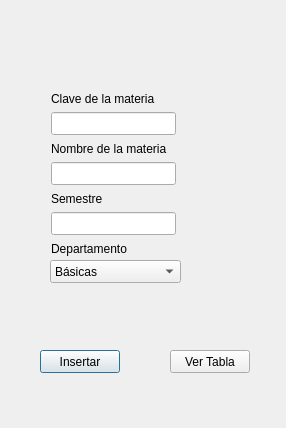
Before: the Qt Designer form Pruebas/UI/Materias.ui in Remv123/DB_SQLite, drawn with Qt 5.
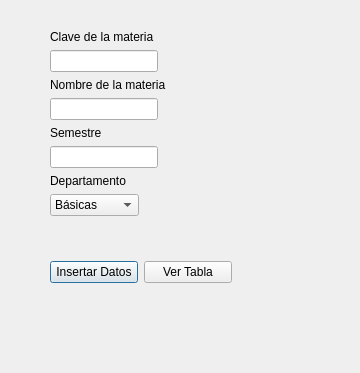
After: the same form once the commit is applied.

```diff
--- a/Pruebas/UI/Materias.ui
+++ b/Pruebas/UI/Materias.ui
@@ -6,130 +6,62 @@
    <rect>
     <x>0</x>
     <y>0</y>
-    <width>286</width>
-    <height>428</height>
+    <width>360</width>
+    <height>373</height>
    </rect>
   </property>
   <property name="windowTitle">
    <string>Registrar Materias</string>
   </property>
-  <widget class="QLineEdit" name="Clave">
+  <widget class="QWidget" name="">
    <property name="geometry">
     <rect>
-     <x>51</x>
-     <y>112</y>
-     <width>125</width>
-     <height>23</height>
+     <x>50</x>
+     <y>30</y>
+     <width>140</width>
+     <height>196</height>
     </rect>
    </property>
-  </widget>
+   <layout class="QFormLayout" name="formLayout">
+    <item row="0" column="0">
   <widget class="QLabel" name="label">
-   <property name="geometry">
-    <rect>
-     <x>51</x>
-     <y>91</y>
-     <width>118</width>
-     <height>16</height>
-    </rect>
-   </property>
    <property name="text">
     <string>Clave de la materia</string>
    </property>
   </widget>
-  <widget class="QLineEdit" name="Nombre">
-   <property name="geometry">
-    <rect>
-     <x>51</x>
-     <y>162</y>
-     <width>125</width>
-     <height>23</height>
-    </rect>
-   </property>
-  </widget>
+    </item>
+    <item row="1" column="0">
+     <widget class="QLineEdit" name="Clave"/>
+    </item>
+    <item row="2" column="0">
   <widget class="QLabel" name="label_2">
-   <property name="geometry">
-    <rect>
-     <x>51</x>
-     <y>141</y>
-     <width>132</width>
-     <height>16</height>
-    </rect>
-   </property>
    <property name="text">
     <string>Nombre de la materia</string>
    </property>
   </widget>
-  <widget class="QLineEdit" name="Semestre">
-   <property name="geometry">
-    <rect>
-     <x>51</x>
-     <y>212</y>
-     <width>125</width>
-     <height>23</height>
-    </rect>
-   </property>
-  </widget>
+    </item>
+    <item row="3" column="0">
+     <widget class="QLineEdit" name="Nombre"/>
+    </item>
+    <item row="4" column="0">
   <widget class="QLabel" name="label_3">
-   <property name="geometry">
-    <rect>
-     <x>51</x>
-     <y>191</y>
-     <width>58</width>
-     <height>16</height>
-    </rect>
-   </property>
    <property name="text">
     <string>Semestre</string>
    </property>
   </widget>
+    </item>
+    <item row="5" column="0">
+     <widget class="QLineEdit" name="Semestre"/>
+    </item>
+    <item row="6" column="0">
   <widget class="QLabel" name="label_4">
-   <property name="geometry">
-    <rect>
-     <x>51</x>
-     <y>241</y>
-     <width>88</width>
-     <height>16</height>
-    </rect>
-   </property>
    <property name="text">
     <string>Departamento</string>
    </property>
   </widget>
-  <widget class="QPushButton" name="Insertar">
-   <property name="geometry">
-    <rect>
-     <x>40</x>
-     <y>350</y>
-     <width>80</width>
-     <height>23</height>
-    </rect>
-   </property>
-   <property name="text">
-    <string>Insertar</string>
-   </property>
-  </widget>
-  <widget class="QPushButton" name="Imprimir">
-   <property name="geometry">
-    <rect>
-     <x>170</x>
-     <y>350</y>
-     <width>80</width>
-     <height>23</height>
-    </rect>
-   </property>
-   <property name="text">
-    <string>Ver Tabla</string>
-   </property>
-  </widget>
+    </item>
+    <item row="7" column="0">
   <widget class="QComboBox" name="Departamento">
-   <property name="geometry">
-    <rect>
-     <x>50</x>
-     <y>260</y>
-     <width>131</width>
-     <height>23</height>
-    </rect>
-   </property>
    <item>
     <property name="text">
      <string>Básicas</string>
@@ -145,6 +77,35 @@
      <string>Clínica</string>
     </property>
    </item>
+     </widget>
+    </item>
+   </layout>
+  </widget>
+  <widget class="QWidget" name="">
+   <property name="geometry">
+    <rect>
+     <x>50</x>
+     <y>260</y>
+     <width>182</width>
+     <height>25</height>
+    </rect>
+   </property>
+   <layout class="QHBoxLayout" name="horizontalLayout">
+    <item>
+     <widget class="QPushButton" name="Insertar">
+      <property name="text">
+       <string>Insertar Datos</string>
+      </property>
+     </widget>
+    </item>
+    <item>
+     <widget class="QPushButton" name="Imprimir">
+      <property name="text">
+       <string>Ver Tabla</string>
+      </property>
+     </widget>
+    </item>
+   </layout>
   </widget>
  </widget>
  <resources/>
```
Lines whose indentation alone changed are shown as unchanged.
